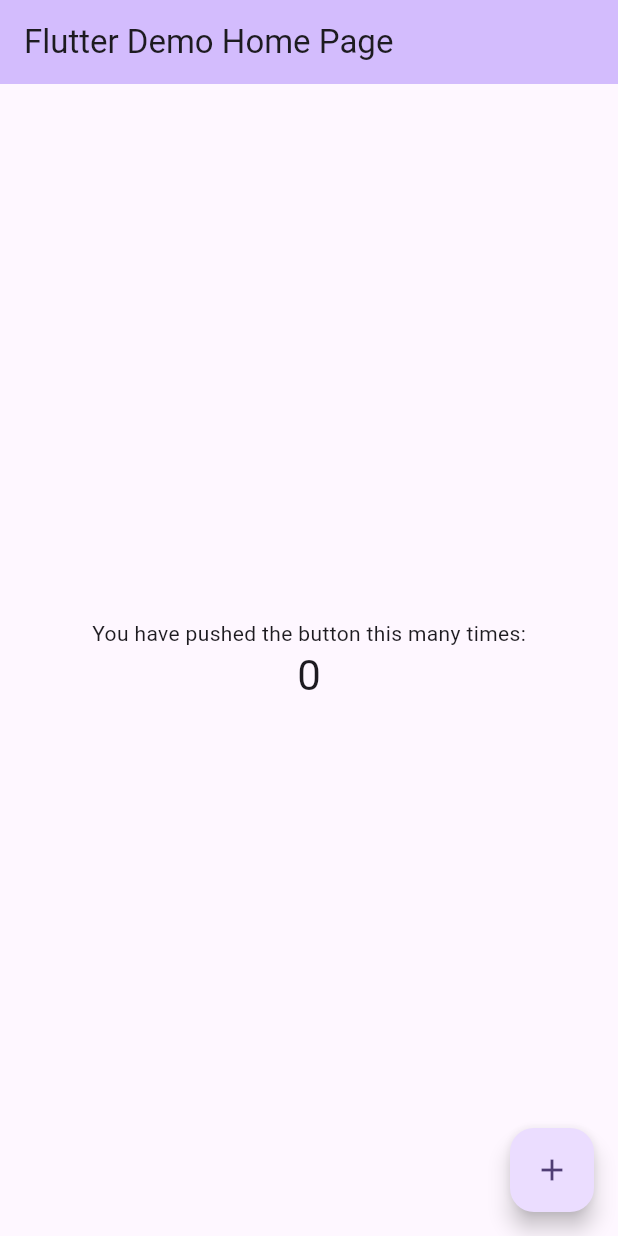
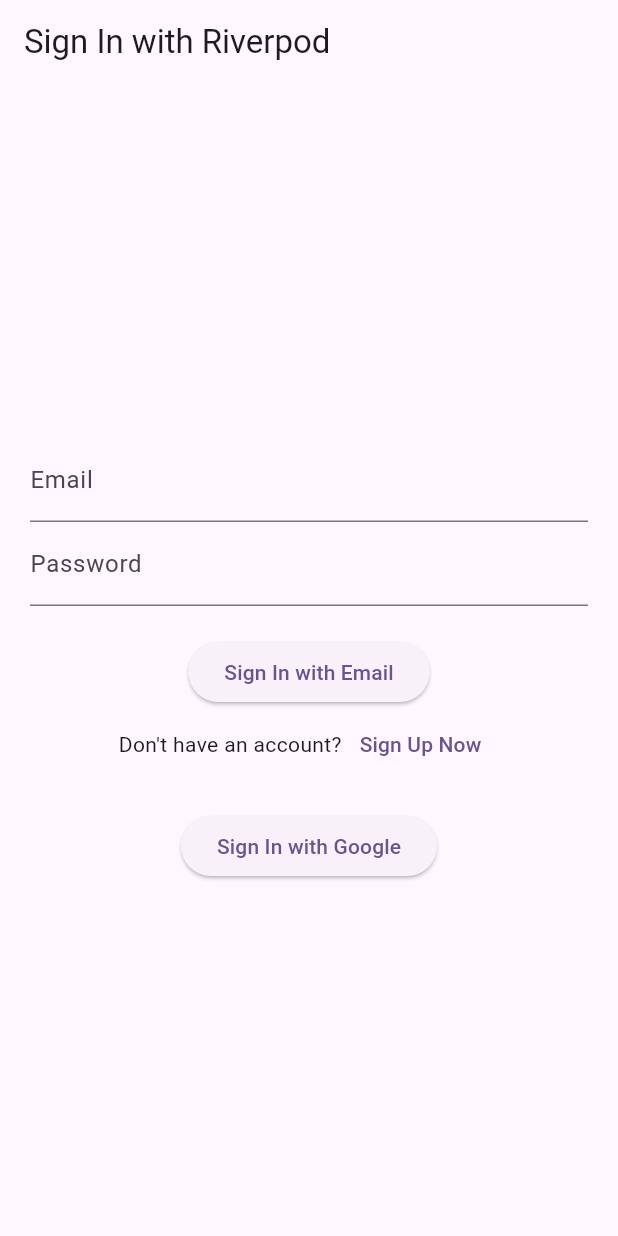
Before and after one commit to Ask-Sikandar/assginment3, a Flutter app: the screen it shows after launch, on a phone screen of 412 x 824 dp. Run offline on Flutter 3.47's test engine with Material 3 defaults, Android fonts, the phone set to English and light mode, and no system bars; our stand-ins replace cloud_firestore, firebase_auth, firebase_core, flutter_riverpod, google_sign_in, hooks_riverpod; accounts and stored records are empty.

Commit message:
signin working

```diff
--- a/analysis_options.yaml
+++ b/analysis_options.yaml
@@ -26,3 +26,6 @@ linter:
 
 # Additional information about this file can be found at
 # https://dart.dev/guides/language/analysis-options
+analyzer:
+  plugins:
+    - custom_lint
--- a/lib/main.dart
+++ b/lib/main.dart
@@ -1,8 +1,20 @@
+import 'package:assignment3/ui/login_screen.dart';
 import 'package:flutter/material.dart';
+import 'package:flutter_riverpod/flutter_riverpod.dart';
+import 'package:firebase_core/firebase_core.dart';
+import 'firebase_options.dart';
 
-void main() {
-  runApp(const MyApp());
+
+Future<void> main() async {
+
+  WidgetsFlutterBinding.ensureInitialized();
+  await Firebase.initializeApp(
+    options: DefaultFirebaseOptions.currentPlatform,
+  );
+  runApp(const ProviderScope(child: MyApp()));
+
 }
+
 
 class MyApp extends StatelessWidget {
   const MyApp({super.key});
@@ -31,95 +43,7 @@
         colorScheme: ColorScheme.fromSeed(seedColor: Colors.deepPurple),
         useMaterial3: true,
       ),
-      home: const MyHomePage(title: 'Flutter Demo Home Page'),
+      home: LoginPage(),
     );
   }
 }
-
-class MyHomePage extends StatefulWidget {
-  const MyHomePage({super.key, required this.title});
-
-  // This widget is the home page of your application. It is stateful, meaning
-  // that it has a State object (defined below) that contains fields that affect
-  // how it looks.
-
-  // This class is the configuration for the state. It holds the values (in this
-  // case the title) provided by the parent (in this case the App widget) and
-  // used by the build method of the State. Fields in a Widget subclass are
-  // always marked "final".
-
-  final String title;
-
-  @override
-  State<MyHomePage> createState() => _MyHomePageState();
-}
-
-class _MyHomePageState extends State<MyHomePage> {
-  int _counter = 0;
-
-  void _incrementCounter() {
-    setState(() {
-      // This call to setState tells the Flutter framework that something has
-      // changed in this State, which causes it to rerun the build method below
-      // so that the display can reflect the updated values. If we changed
-      // _counter without calling setState(), then the build method would not be
-      // called again, and so nothing would appear to happen.
-      _counter++;
-    });
-  }
-
-  @override
-  Widget build(BuildContext context) {
-    // This method is rerun every time setState is called, for instance as done
-    // by the _incrementCounter method above.
-    //
-    // The Flutter framework has been optimized to make rerunning build methods
-    // fast, so that you can just rebuild anything that needs updating rather
-    // than having to individually change instances of widgets.
-    return Scaffold(
-      appBar: AppBar(
-        // TRY THIS: Try changing the color here to a specific color (to
-        // Colors.amber, perhaps?) and trigger a hot reload to see the AppBar
-        // change color while the other colors stay the same.
-        backgroundColor: Theme.of(context).colorScheme.inversePrimary,
-        // Here we take the value from the MyHomePage object that was created by
-        // the App.build method, and use it to set our appbar title.
-        title: Text(widget.title),
-      ),
-      body: Center(
-        // Center is a layout widget. It takes a single child and positions it
-        // in the middle of the parent.
-        child: Column(
-          // Column is also a layout widget. It takes a list of children and
-          // arranges them vertically. By default, it sizes itself to fit its
-          // children horizontally, and tries to be as tall as its parent.
-          //
-          // Column has various properties to control how it sizes itself and
-          // how it positions its children. Here we use mainAxisAlignment to
-          // center the children vertically; the main axis here is the vertical
-          // axis because Columns are vertical (the cross axis would be
-          // horizontal).
-          //
-          // TRY THIS: Invoke "debug painting" (choose the "Toggle Debug Paint"
-          // action in the IDE, or press "p" in the console), to see the
-          // wireframe for each widget.
-          mainAxisAlignment: MainAxisAlignment.center,
-          children: <Widget>[
-            const Text(
-              'You have pushed the button this many times:',
-            ),
-            Text(
-              '$_counter',
-              style: Theme.of(context).textTheme.headlineMedium,
-            ),
-          ],
-        ),
-      ),
-      floatingActionButton: FloatingActionButton(
-        onPressed: _incrementCounter,
-        tooltip: 'Increment',
-        child: const Icon(Icons.add),
-      ), // This trailing comma makes auto-formatting nicer for build methods.
-    );
-  }
-}
--- /dev/null
+++ b/lib/ui/login_screen.dart
@@ -0,0 +1,84 @@
+import 'package:assignment3/ui/signup_page.dart';
+import 'package:flutter/material.dart';
+import 'package:flutter_riverpod/flutter_riverpod.dart';
+import '../providers/auth_provider.dart';
+import 'home_screen.dart';
+
+class LoginPage extends ConsumerWidget {
+  final TextEditingController _emailController = TextEditingController();
+  final TextEditingController _passwordController = TextEditingController();
+
+  LoginPage({super.key});
+
+  @override
+  Widget build(BuildContext context, WidgetRef ref) {
+    final authState = ref.watch(authProvider);
+
+    // Listen for changes and navigate if authenticated
+    WidgetsBinding.instance.addPostFrameCallback((_) {
+      if (authState.status == AuthStatus.authenticated) {
+        Navigator.pushReplacement(
+          context,
+          MaterialPageRoute(builder: (context) => const HomePage()),
+        );
+      } else if (authState.status == AuthStatus.error && authState.errorMessage != null) {
+        ScaffoldMessenger.of(context).showSnackBar(
+          SnackBar(content: Text(authState.errorMessage!)),
+        );
+      }
+    });
+
+    return Scaffold(
+      appBar: AppBar(
+        title: const Text('Sign In with Riverpod'),
+      ),
+      body: Padding(
+        padding: const EdgeInsets.all(20.0),
+        child: Center(
+          child: authState.status == AuthStatus.authenticating
+              ? const CircularProgressIndicator()
+              : Column(
+            mainAxisAlignment: MainAxisAlignment.center,
+            children: [
+              TextField(
+                controller: _emailController,
+                decoration: const InputDecoration(labelText: 'Email'),
+              ),
+              TextField(
+                controller: _passwordController,
+                decoration: const InputDecoration(labelText: 'Password'),
+                obscureText: true,
+              ),
+              const SizedBox(height: 20),
+              ElevatedButton(
+                onPressed: () {
+                  ref.read(authProvider.notifier).signInWithEmailAndPassword(
+                    _emailController.text.trim(),
+                    _passwordController.text.trim(),
+                  );
+                },
+                child: const Text('Sign In with Email'),
+              ),
+              Row(
+                mainAxisAlignment: MainAxisAlignment.center,
+                children: [
+                  const Text("Don't have an account?"),
+                  TextButton(key: super.key, onPressed: (){
+                    Navigator.push(context, MaterialPageRoute(builder: (context) => const SignUpPage()));
+                  },child: const Text('Sign Up Now'),)
+                ],
+              ),
+              const SizedBox(height: 20),
+              ElevatedButton(
+                onPressed: () {
+                  ref.read(authProvider.notifier).signInWithGoogle();
+                },
+                child: const Text('Sign In with Google'),
+              ),
+            ],
+          ),
+        ),
+      ),
+    );
+  }
+}
```
Also changed, not shown: lib/models/entry_model.dart (added, +40 -0 lines), lib/providers/auth_provider.dart (added, +82 -0 lines), lib/providers/entry_provider.dart (added, +10 -0 lines), lib/repo/entry_repository.dart (added, +18 -0 lines), lib/services/auth_service.dart (added, +60 -0 lines), lib/services/firestore_service.dart (added, +20 -0 lines), lib/ui/create_screen.dart (added, +78 -0 lines), lib/ui/entry_tile.dart (added, +24 -0 lines), lib/ui/home_screen.dart (added, +20 -0 lines), lib/ui/signup_page.dart (added, +57 -0 lines), pubspec.yaml (+12 -0 lines), firebase.json (added), lib/firebase_options.dart (added), pubspec.lock, 6 other files.
